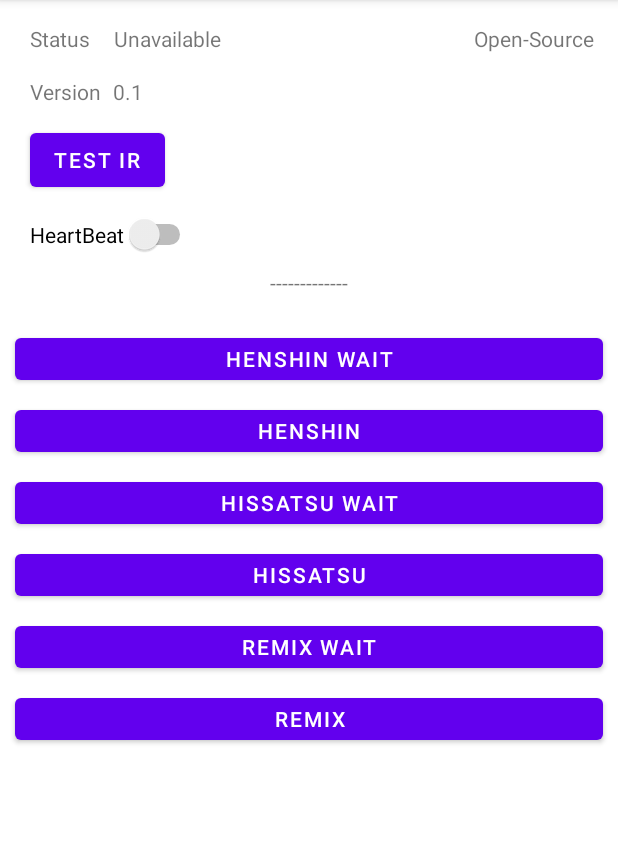
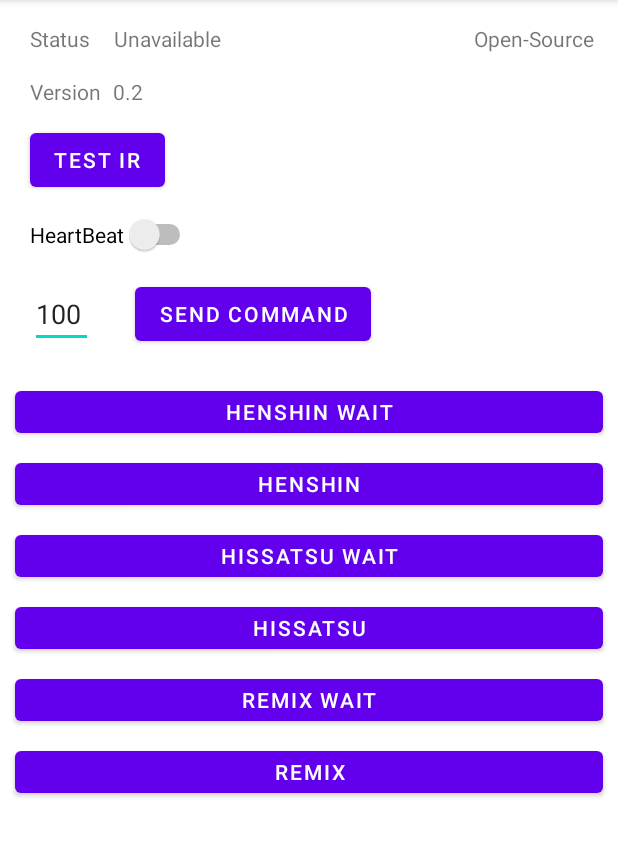
Before and after one commit to ShigemoriHakura/Revice_Stamp_Android, an Android app: the screen it shows after launch (MainActivity), on a phone screen of 412 x 824 dp, the part 84-941 px from its top. Run offline under Robolectric (Android 15) with nearby library versions, the phone set to English and light mode, and no system bars.

Commit message:
Added send command function

```diff
--- a/app/src/main/java/com/shirosaki/revicestamppro/MainActivity.java
+++ b/app/src/main/java/com/shirosaki/revicestamppro/MainActivity.java
@@ -7,9 +7,11 @@ import android.hardware.ConsumerIrManager;
 import android.os.Bundle;
 import android.os.Handler;
 import android.os.HandlerThread;
+import android.text.Editable;
 import android.util.Log;
 import android.view.View;
 import android.widget.CompoundButton;
+import android.widget.EditText;
 import android.widget.Switch;
 import android.widget.TextView;
 import android.widget.Toast;
@@ -33,7 +35,7 @@ public class MainActivity extends AppCompatActivity {
         super.onCreate(savedInstanceState);
         setContentView(R.layout.activity_main);
 
-        ((TextView) findViewById(R.id.Text_Version)).setText("0.1");
+        ((TextView) findViewById(R.id.Text_Version)).setText("0.2");
         findViewById(R.id.Button_IRTest).setOnClickListener(Button_IRTest_Listener);
 
         findViewById(R.id.Button_Henshin_Wait).setOnClickListener(new View.OnClickListener() {
@@ -75,6 +77,15 @@ public class MainActivity extends AppCompatActivity {
             @Override
             public void onClick(View v) {
                 sendCode(156);
+            }
+        });
+
+        findViewById(R.id.Button_CommandSend).setOnClickListener(new View.OnClickListener() {
+            @Override
+            public void onClick(View v) {
+                Editable str = ((EditText) findViewById(R.id.EditText_Command)).getText();
+                int command = Integer.parseInt(str.toString());
+                sendCode(command);
             }
         });
 
@@ -134,6 +145,7 @@ public class MainActivity extends AppCompatActivity {
     };
 
     public void sendCode(int binary){
+        if(IR_Available) {
             if(System.currentTimeMillis() - LastSent < 200){
                 try {
                     Thread.sleep(System.currentTimeMillis() - LastSent);
@@ -142,8 +154,9 @@ public class MainActivity extends AppCompatActivity {
                 }
             }
             int[] command = getCodeFromBinary(binary, false);
-        if(IR_Available) {
             sendIRCommand(command);
+        }else{
+            Toast.makeText(MainActivity.this, "Unavailable!", Toast.LENGTH_LONG).show();
         }
     }
 
--- a/app/src/main/res/layout/activity_main.xml
+++ b/app/src/main/res/layout/activity_main.xml
@@ -36,15 +36,15 @@
         app:layout_constraintStart_toStartOf="parent"
         app:layout_constraintTop_toBottomOf="@+id/Label_Version" />
 
-    <TextView
-        android:id="@+id/Label_Align"
+    <Button
+        android:id="@+id/Button_CommandSend"
         android:layout_width="wrap_content"
         android:layout_height="wrap_content"
-        android:layout_marginTop="48dp"
-        android:text="-------------"
-        app:layout_constraintEnd_toEndOf="parent"
-        app:layout_constraintStart_toStartOf="parent"
-        app:layout_constraintTop_toBottomOf="@+id/Button_IRTest" />
+        android:layout_marginStart="28dp"
+        android:layout_marginTop="15dp"
+        android:text="@string/Button_Send"
+        app:layout_constraintStart_toEndOf="@+id/EditText_Command"
+        app:layout_constraintTop_toBottomOf="@+id/Switch_HeartBeat" />
 
     <Switch
         android:id="@+id/Switch_HeartBeat"
@@ -59,9 +59,9 @@
     <LinearLayout
         android:layout_width="match_parent"
         android:layout_height="400dp"
-        android:layout_marginTop="17dp"
+        android:layout_marginTop="120dp"
         android:orientation="vertical"
-        app:layout_constraintTop_toBottomOf="@+id/Label_Align"
+        app:layout_constraintTop_toBottomOf="@+id/Button_IRTest"
         tools:layout_editor_absoluteX="0dp">
 
         <Button
@@ -154,4 +154,16 @@
         app:layout_constraintEnd_toEndOf="parent"
         app:layout_constraintTop_toTopOf="parent" />
 
+    <EditText
+        android:id="@+id/EditText_Command"
+        android:layout_width="42dp"
+        android:layout_height="42dp"
+        android:layout_marginStart="20dp"
+        android:layout_marginTop="20dp"
+        android:ems="10"
+        android:inputType="number"
+        android:text="100"
+        app:layout_constraintStart_toStartOf="parent"
+        app:layout_constraintTop_toBottomOf="@+id/Switch_HeartBeat" />
+
 </androidx.constraintlayout.widget.ConstraintLayout>
--- a/app/src/main/res/values/strings.xml
+++ b/app/src/main/res/values/strings.xml
@@ -7,6 +7,7 @@
     <string name="Text_Status_Available">Available</string>
     <string name="Text_Status_Unavailable">Unavailable</string>
     <string name="Button_Test">Test IR</string>
+    <string name="Button_Send">Send Command</string>
     <string name="Switch_HeartBeat">HeartBeat</string>
     <string name="Button_Henshin_Wait">Henshin Wait</string>
     <string name="Button_Henshin">Henshin</string>
```
Also changed, not shown: 1 other file. Lines whose indentation alone changed are shown as unchanged.
